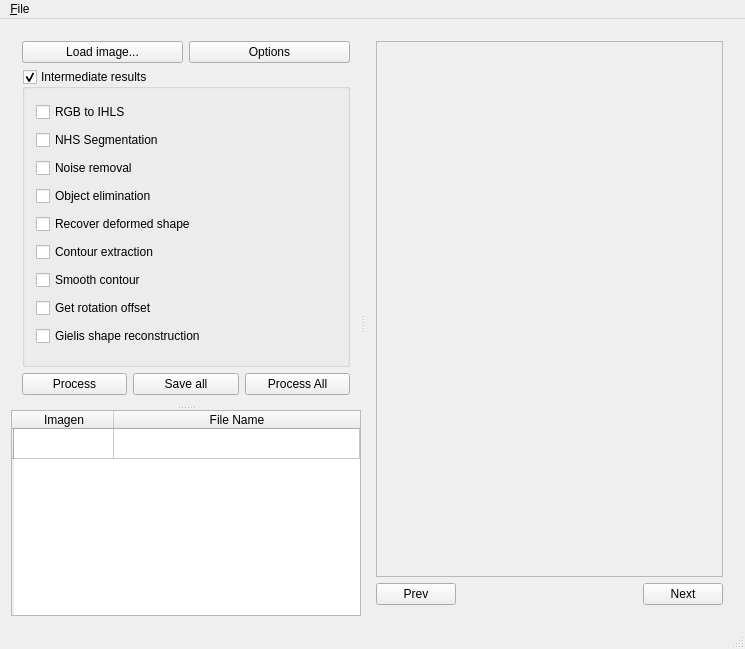
Old version of the form project/c++/gui/gui.ui in the repository GVallicrosa/vibot6-mscv3-se.
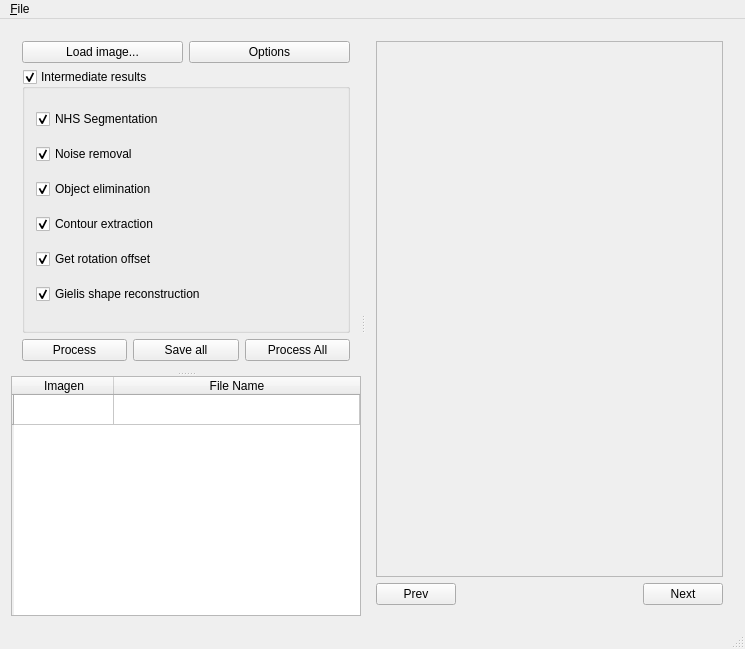
New version of the form. Icons and pictures are not drawn.

Commit message: * Use the checkBoxes to decide which image we are going to see (Next and Previous button) * Removed question function, not needed any more

What changed in the file:
```diff
--- a/project/c++/gui/gui.ui
+++ b/project/c++/gui/gui.ui
@@ -73,17 +73,13 @@
            </property>
            <layout class="QVBoxLayout" name="verticalLayout">
             <item>
-             <widget class="QCheckBox" name="checkBox_RGBtoIHLS">
-              <property name="text">
-               <string>RGB to IHLS</string>
-              </property>
-             </widget>
-            </item>
-            <item>
-             <widget class="QCheckBox" name="checkBox_NHSSegmentation">
+             <widget class="QCheckBox" name="NHSSegmentation">
               <property name="text">
                <string>NHS Segmentation</string>
               </property>
+              <property name="checked">
+               <bool>true</bool>
+              </property>
              </widget>
             </item>
             <item>
@@ -91,6 +87,9 @@
               <property name="text">
                <string>Noise removal</string>
               </property>
+              <property name="checked">
+               <bool>true</bool>
+              </property>
              </widget>
             </item>
             <item>
@@ -98,12 +97,8 @@
               <property name="text">
                <string>Object elimination</string>
               </property>
-             </widget>
-            </item>
-            <item>
-             <widget class="QCheckBox" name="checkBox_RecoverDeformedShape">
-              <property name="text">
-               <string>Recover deformed shape</string>
+              <property name="checked">
+               <bool>true</bool>
               </property>
              </widget>
             </item>
@@ -112,12 +107,8 @@
               <property name="text">
                <string>Contour extraction</string>
               </property>
-             </widget>
-            </item>
-            <item>
-             <widget class="QCheckBox" name="checkBox_SmoothContour">
-              <property name="text">
-               <string>Smooth contour</string>
+              <property name="checked">
+               <bool>true</bool>
               </property>
              </widget>
             </item>
@@ -126,6 +117,9 @@
               <property name="text">
                <string>Get rotation offset</string>
               </property>
+              <property name="checked">
+               <bool>true</bool>
+              </property>
              </widget>
             </item>
             <item>
@@ -133,6 +127,9 @@
               <property name="text">
                <string>Gielis shape reconstruction</string>
               </property>
+              <property name="checked">
+               <bool>true</bool>
+              </property>
              </widget>
             </item>
            </layout>
```
Left out of the diff: 12 changed lines with no effect on the pictures. The commit also changes 2 other files.
